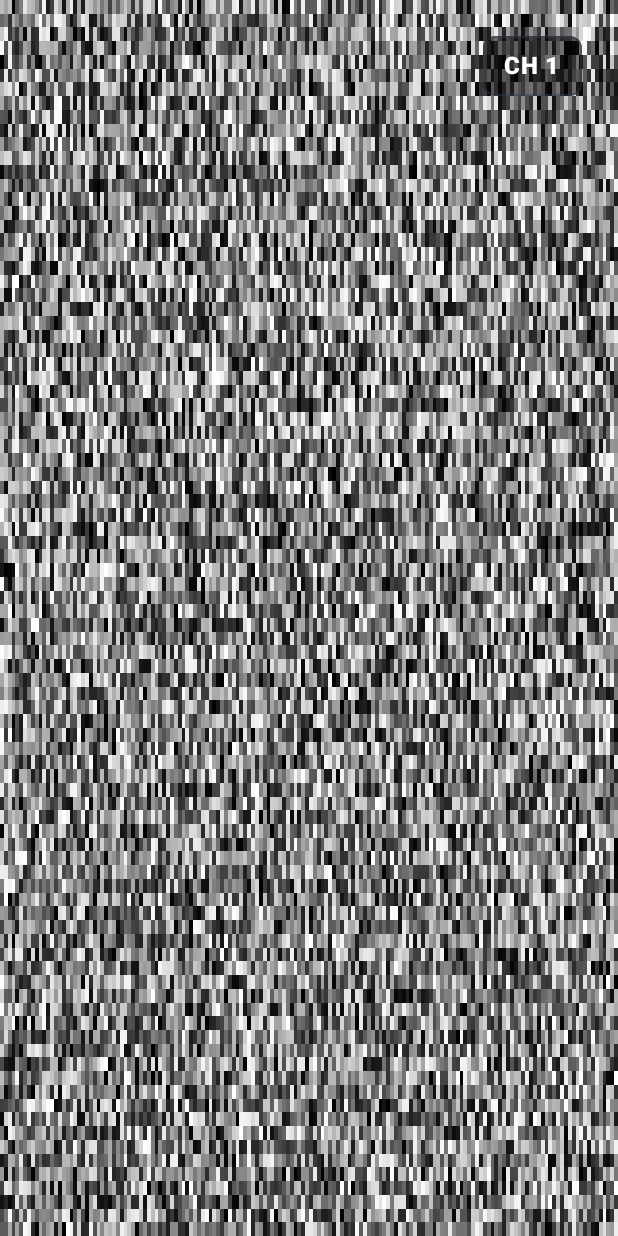
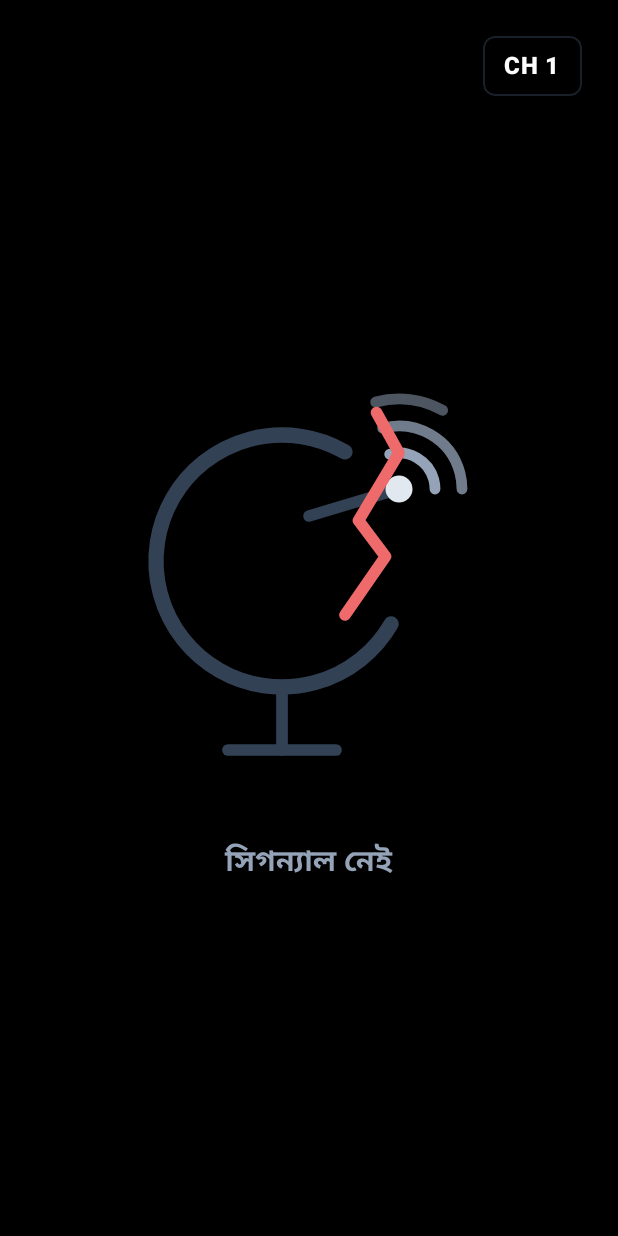
Before and after one commit to johncarry301/soluplay-app, an Android app built with Jetpack Compose: the TvActivity screen opened directly, with no data from a screen before it, on a phone screen of 412 x 824 dp. Run offline under Robolectric (Android 15) with nearby library versions, the phone set to English and light mode, and no system bars; network calls fail; pictures from the network do not load.

Commit message:
Release 0.2.6: hide channel number after 10s, draw a broken dish instead of static, and finish the phone install flow
The installer's pending-user-action answer now opens the confirmation
screen, and both activities resume an install after the permission grant,
so a downloaded update reaches the installer instead of dead-ending.

```diff
--- a/app/build.gradle.kts
+++ b/app/build.gradle.kts
@@ -33,8 +33,8 @@ android {
         applicationId = "com.soluplay.app"
         minSdk = 21
         targetSdk = 34
-        versionCode = 7
-        versionName = "0.2.5"
+        versionCode = 8
+        versionName = "0.2.6"
 
         ndk {
             abiFilters += listOf("armeabi-v7a", "arm64-v8a")
--- a/app/src/main/kotlin/com/soluplay/app/update/InstallResultReceiver.kt
+++ b/app/src/main/kotlin/com/soluplay/app/update/InstallResultReceiver.kt
@@ -4,6 +4,7 @@ import android.content.BroadcastReceiver
 import android.content.Context
 import android.content.Intent
 import android.content.pm.PackageInstaller
+import android.os.Build
 import kotlinx.coroutines.flow.MutableSharedFlow
 import kotlinx.coroutines.flow.SharedFlow
 
@@ -12,12 +13,40 @@ import kotlinx.coroutines.flow.SharedFlow
  *
  * The installer answers on its own, to a receiver the app put in its
  * manifest, so the answer arrives even while the app is in the background.
+ *
+ * One of the answers is not an outcome at all: it is the system asking the
+ * person to confirm the install, and it carries the confirmation screen as an
+ * intent. Opening that intent is the app's job — a receiver that only reads
+ * the status leaves the person with a downloaded build and no dialog, which
+ * is exactly what this one used to do.
  */
 class InstallResultReceiver : BroadcastReceiver() {
 
     override fun onReceive(context: Context, intent: Intent) {
+        val status = intent.getIntExtra(
+            PackageInstaller.EXTRA_STATUS,
+            PackageInstaller.STATUS_FAILURE,
+        )
+
+        if (status == PackageInstaller.STATUS_PENDING_USER_ACTION) {
+            val confirmation = confirmationOf(intent)
+            if (confirmation != null) {
+                confirmation.addFlags(Intent.FLAG_ACTIVITY_NEW_TASK)
+                if (runCatching { context.startActivity(confirmation) }.isSuccess) return
+            }
+        }
+
         InstallEvents.publish(intent)
     }
+
+    /** The confirmation screen the system sent with its answer. */
+    private fun confirmationOf(intent: Intent): Intent? =
+        if (Build.VERSION.SDK_INT >= Build.VERSION_CODES.TIRAMISU) {
+            intent.getParcelableExtra(Intent.EXTRA_INTENT, Intent::class.java)
+        } else {
+            @Suppress("DEPRECATION")
+            intent.getParcelableExtra(Intent.EXTRA_INTENT)
+        }
 
     companion object {
         /** The action the installer is answered on. */
--- a/app/src/main/kotlin/com/soluplay/app/update/UpdateViewModel.kt
+++ b/app/src/main/kotlin/com/soluplay/app/update/UpdateViewModel.kt
@@ -131,6 +131,21 @@ class UpdateViewModel(
         }
     }
 
+    /**
+     * The app came back to the front.
+     *
+     * A person who was sent to the system's permission screen and has now
+     * allowed this app to install packages is taken on to the install. Without
+     * this the only button on the sheet reopened the same screen, and the
+     * build that had already been downloaded could never be installed.
+     */
+    fun resume() {
+        val current = _state.value
+        if (current !is UpdateState.PermissionNeeded) return
+        if (!installer.canInstall()) return
+        install()
+    }
+
     /** The download, with the fingerprint checked before the file is kept. */
     private suspend fun download(offer: UpdateOffer): File? {
         _state.value = UpdateState.Downloading(offer, 0, offer.sizeBytes)
--- a/core/src/main/kotlin/com/soluplay/core/ui/Copy.kt
+++ b/core/src/main/kotlin/com/soluplay/core/ui/Copy.kt
@@ -77,6 +77,8 @@ object Copy {
         "OK চালায় · ডান প্রিয় · BACK বন্ধ",
         "OK plays · RIGHT favourite · BACK close",
     )
+
+    @Composable fun noSignal() = text("সিগন্যাল নেই", "No signal")
 
     @Composable fun racing(count: Int) = text(
         "একসাথে $count টি মিরর চেষ্টা হচ্ছে…",
--- a/feature-tv/src/main/kotlin/com/soluplay/tv/TvActivity.kt
+++ b/feature-tv/src/main/kotlin/com/soluplay/tv/TvActivity.kt
@@ -125,6 +125,9 @@ class TvActivity : ComponentActivity() {
     override fun onResume() {
         super.onResume()
         updateViewModel.check()
+        // A person who has just allowed this app to install packages is taken
+        // on to the install rather than back to the permission screen.
+        updateViewModel.resume()
     }
 
     /** The screen where the owner lets this app install its own updates. */
--- /dev/null
+++ b/feature-tv/src/main/kotlin/com/soluplay/tv/TvNoSignal.kt
@@ -0,0 +1,130 @@
+package com.soluplay.tv
+
+import androidx.compose.foundation.Canvas
+import androidx.compose.foundation.background
+import androidx.compose.foundation.layout.Arrangement
+import androidx.compose.foundation.layout.Box
+import androidx.compose.foundation.layout.Column
+import androidx.compose.foundation.layout.size
+import androidx.compose.material3.Text
+import androidx.compose.runtime.Composable
+import androidx.compose.ui.Alignment
+import androidx.compose.ui.Modifier
+import androidx.compose.ui.geometry.Offset
+import androidx.compose.ui.geometry.Size
+import androidx.compose.ui.graphics.Color
+import androidx.compose.ui.graphics.Path
+import androidx.compose.ui.graphics.StrokeCap
+import androidx.compose.ui.graphics.StrokeJoin
+import androidx.compose.ui.graphics.drawscope.DrawScope
+import androidx.compose.ui.graphics.drawscope.Stroke
+import androidx.compose.ui.text.font.FontWeight
+import androidx.compose.ui.unit.dp
+import androidx.compose.ui.unit.sp
+import com.soluplay.core.ui.Copy
+import com.soluplay.core.ui.Slate200
+import com.soluplay.core.ui.Slate400
+import com.soluplay.core.ui.Slate700
+
+/**
+ * The screen a television shows when no mirror is sending a picture.
+ *
+ * A dish with its signal snapped: the picture is gone for a reason, and the
+ * reason is drawn rather than left as moving noise. The dish says where the
+ * picture should have come from, and the crack says the link is broken.
+ */
+@Composable
+fun TvNoSignal(modifier: Modifier = Modifier) {
+    Box(
+        modifier = modifier.background(Color.Black),
+        contentAlignment = Alignment.Center,
+    ) {
+        Column(
+            horizontalAlignment = Alignment.CenterHorizontally,
+            verticalArrangement = Arrangement.spacedBy(26.dp),
+        ) {
+            Canvas(modifier = Modifier.size(300.dp)) { drawBrokenDish() }
+            Text(
+                text = Copy.noSignal(),
+                color = Slate400,
+                fontSize = 20.sp,
+                fontWeight = FontWeight.SemiBold,
+            )
+        }
+    }
+}
+
+/** The dish, the wave it should be hearing, and the crack through it. */
+private fun DrawScope.drawBrokenDish() {
+    val unit = size.minDimension / 100f
+    fun at(x: Float, y: Float) = Offset(x * unit, y * unit)
+
+    // The dish, opening towards the upper right.
+    drawArc(
+        color = Slate700,
+        startAngle = 30f,
+        sweepAngle = 270f,
+        useCenter = false,
+        topLeft = at(16f, 18f),
+        size = Size(56f * unit, 56f * unit),
+        style = Stroke(width = 3.4f * unit, cap = StrokeCap.Round),
+    )
+
+    // The arm from the dish to the receiver at its end.
+    drawLine(
+        color = Slate700,
+        start = at(50f, 36f),
+        end = at(70f, 30f),
+        strokeWidth = 2.6f * unit,
+        cap = StrokeCap.Round,
+    )
+    drawCircle(color = Slate200, radius = 3f * unit, center = at(70f, 30f))
+
+    // The stand.
+    drawLine(
+        color = Slate700,
+        start = at(44f, 74f),
+        end = at(44f, 88f),
+        strokeWidth = 2.6f * unit,
+        cap = StrokeCap.Round,
+    )
+    drawLine(
+        color = Slate700,
+        start = at(32f, 88f),
+        end = at(56f, 88f),
+        strokeWidth = 2.6f * unit,
+        cap = StrokeCap.Round,
+    )
+
+    // The wave the dish should be hearing. The outer ripple stops halfway,
+    // because the link it belongs to is broken.
+    val radii = listOf(8f, 14f, 20f)
+    radii.forEachIndexed { index, radius ->
+        drawArc(
+            color = Slate400.copy(alpha = 1f - index * 0.24f),
+            startAngle = -105f,
+            sweepAngle = if (index == radii.lastIndex) 44f else 105f,
+            useCenter = false,
+            topLeft = at(70f - radius, 30f - radius),
+            size = Size(radius * 2f * unit, radius * 2f * unit),
+            style = Stroke(width = 2.4f * unit, cap = StrokeCap.Round),
+        )
+    }
+
+    // The crack: the one thing on the screen that is not the colour of quiet.
+    val crack = Path().apply {
+        moveTo(58f * unit, 58f * unit)
+        lineTo(67f * unit, 45f * unit)
+        lineTo(61f * unit, 37f * unit)
+        lineTo(70f * unit, 22f * unit)
+        lineTo(65f * unit, 13f * unit)
+    }
+    drawPath(
+        path = crack,
+        color = BrokenSignal,
+        style = Stroke(width = 2.6f * unit, cap = StrokeCap.Round, join = StrokeJoin.Round),
+    )
+}
+
+/** The colour of a signal that is not arriving. */
+private val BrokenSignal = Color(0xFFEF6A6A)
--- a/feature-tv/src/main/kotlin/com/soluplay/tv/TvScreen.kt
+++ b/feature-tv/src/main/kotlin/com/soluplay/tv/TvScreen.kt
@@ -111,6 +111,9 @@ fun TvScreen(
     /** The channel number being typed on the remote, before it is played. */
     var typed by remember { mutableStateOf("") }
 
+    /** True while the channel number is on the screen. */
+    var numberShown by remember { mutableStateOf(false) }
+
     val focus = remember { FocusRequester() }
     val listState = rememberLazyListState()
     val density = LocalDensity.current
@@ -120,6 +123,18 @@ fun TvScreen(
         zap = null
         typed = ""
         playback.open(channel.id, channel.name, channel.logo)
+    }
+
+    // The channel number shows when a channel changes and takes itself off
+    // the screen again, so the corner is only covered for a moment.
+    LaunchedEffect(current?.id, typed) {
+        if (current == null) {
+            numberShown = false
+            return@LaunchedEffect
+        }
+        numberShown = true
+        delay(NUMBER_VISIBLE_MS)
+        if (typed.isEmpty()) numberShown = false
     }
 
     // A typed number is played once the viewer has stopped typing for a
@@ -321,12 +336,12 @@ fun TvScreen(
         }
 
         if (dead) {
-            TvStatic(modifier = Modifier.fillMaxSize())
+            TvNoSignal(modifier = Modifier.fillMaxSize())
         }
 
         // The channel number, at the corner the picture keeps free. While a
         // number is being typed on the remote, the typed number is shown.
-        if (current != null) {
+        if (current != null && numberShown) {
             Box(
                 modifier = Modifier
                     .align(Alignment.TopEnd)
@@ -485,6 +500,9 @@ private val SidebarLitRow = Color(0xFF123152)
 /** How long the viewer has between the digits of a channel number. */
 private const val NUMBER_COMMIT_MS = 1_200L
 
+/** How long the channel number stays in the corner after a change. */
+private const val NUMBER_VISIBLE_MS = 10_000L
+
 /** A channel number on the remote is at most this many digits. */
 private const val MAX_NUMBER_DIGITS = 3
 
--- a/feature-tv/src/main/kotlin/com/soluplay/tv/TvStatic.kt
+++ /dev/null
@@ -1,57 +0,0 @@
-package com.soluplay.tv
-
-import android.graphics.Bitmap
-import androidx.compose.foundation.Image
-import androidx.compose.runtime.Composable
-import androidx.compose.runtime.getValue
-import androidx.compose.runtime.produceState
-import androidx.compose.ui.Modifier
-import androidx.compose.ui.graphics.FilterQuality
-import androidx.compose.ui.graphics.ImageBitmap
-import androidx.compose.ui.graphics.asImageBitmap
-import androidx.compose.ui.layout.ContentScale
-import kotlinx.coroutines.Dispatchers
-import kotlinx.coroutines.delay
-import kotlinx.coroutines.withContext
-import java.util.Random
-
-/**
- * The screen a channel that is not playing leaves behind: the static of a
- * television with nothing on it.
- *
- * The noise is a small picture of random grey, drawn big and unfiltered so
- * the grain stays square, and remade a few times a second so it crawls the
- * way static crawls.
- */
-@Composable
-fun TvStatic(modifier: Modifier = Modifier) {
-    val noise by produceState(initialValue = staticFrame(), key1 = Unit) {
-        while (true) {
-            delay(90)
-            value = withContext(Dispatchers.Default) { staticFrame() }
-        }
-    }
-
-    Image(
-        bitmap = noise,
-        contentDescription = null,
-        contentScale = ContentScale.FillBounds,
-        filterQuality = FilterQuality.None,
-        modifier = modifier,
-    )
-}
-
-/** One frame of static: a small field of random grey. */
-private fun staticFrame(): ImageBitmap {
-    val pixels = IntArray(WIDTH * HEIGHT)
-    val random = Random()
-    for (index in pixels.indices) {
-        val grey = random.nextInt(256)
-        pixels[index] = (0xFF shl 24) or (grey shl 16) or (grey shl 8) or grey
-    }
-    return Bitmap.createBitmap(pixels, WIDTH, HEIGHT, Bitmap.Config.ARGB_8888).asImageBitmap()
-}
-
-/** The size of the noise field; drawn big, so it need not be big itself. */
-private const val WIDTH = 160
-private const val HEIGHT = 90
```
Also changed, not shown: 2 other files.
